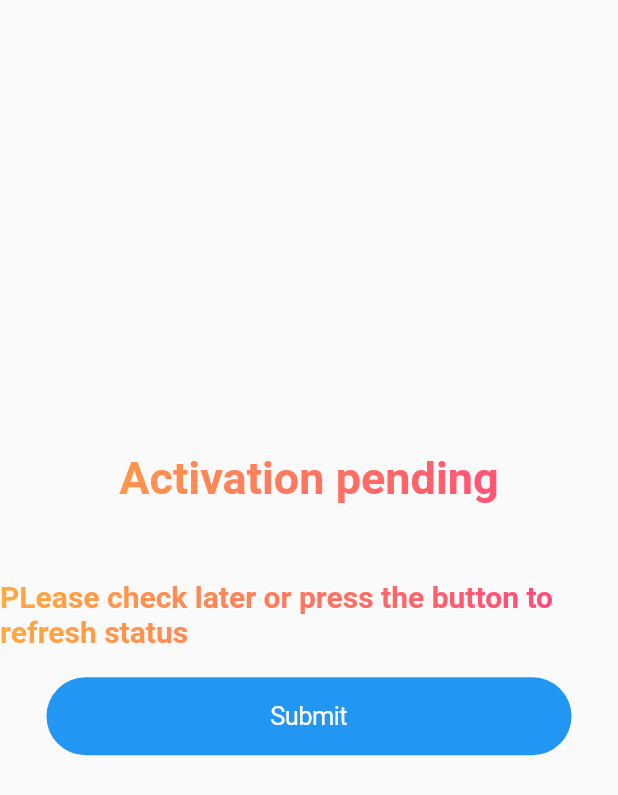
After one commit to Heheovereggs/homework_management_fellow, a Flutter app: the ActivationPendingScreen screen opened directly, on a phone screen of 412 x 824 dp. The commit adds this screen. Shown: the top 795 px of the screen. Run offline on Flutter 3.47's test engine with Material 2 defaults, Android fonts, the phone set to English and light mode, and no system bars; our stand-ins replace cloud_firestore, firebase_auth, firebase_core, google_sign_in, modal_progress_hud, shared_preferences; accounts and stored records are empty.

Commit message:
creation of activation pending screen

```diff
--- /dev/null
+++ b/lib/screens/activation_pending_screen.dart
@@ -0,0 +1,57 @@
+import 'package:flutter/cupertino.dart';
+import 'package:flutter/material.dart';
+
+class ActivationPendingScreen extends StatelessWidget {
+  @override
+  Widget build(BuildContext context) {
+    Size size = MediaQuery.of(context).size;
+    Gradient gradient = LinearGradient(colors: [Colors.orangeAccent, Colors.pinkAccent]);
+    Shader shader = gradient.createShader(Rect.fromLTWH(0, 0, size.width, size.height));
+    return Scaffold(
+      body: Column(
+        mainAxisAlignment: MainAxisAlignment.center,
+        children: [
+          Text(
+            "Activation pending",
+            style: TextStyle(
+              fontSize: 30,
+              fontWeight: FontWeight.bold,
+              foreground: Paint()..shader = shader,
+            ),
+          ),
+          SizedBox(
+            height: 50,
+          ),
+          Text(
+            "PLease check later or press the button to refresh status",
+            style: TextStyle(
+              fontSize: 20,
+              fontWeight: FontWeight.bold,
+              foreground: Paint()..shader = shader,
+            ),
+          ),
+          Padding(
+            padding: const EdgeInsets.all(19),
+            child: SizedBox(
+              width: 350,
+              child: CupertinoButton(
+                borderRadius: BorderRadius.circular(30.0),
+                color: Color(0xFF2196f3),
+                child: Text(
+                  'Submit',
+                  style: TextStyle(
+                    fontSize: 17,
+                    color: Colors.white,
+                  ),
+                ),
+                onPressed: () {
+                  //TODO: check activate from cloud
+                },
+              ),
+            ),
+          ),
+        ],
+      ),
+    );
+  }
+}
--- a/lib/screens/welcome_screen.dart
+++ b/lib/screens/welcome_screen.dart
@@ -26,6 +26,7 @@ class _WelcomeScreenState extends State<WelcomeScreen> {
       getLoginInfo();
       if (uid != null || email != null) {
         Navigator.pushNamed(context, TaskScreen.id);
+        //TODO: also need check activate status from cloud.
       }
     });
     super.initState();
```
